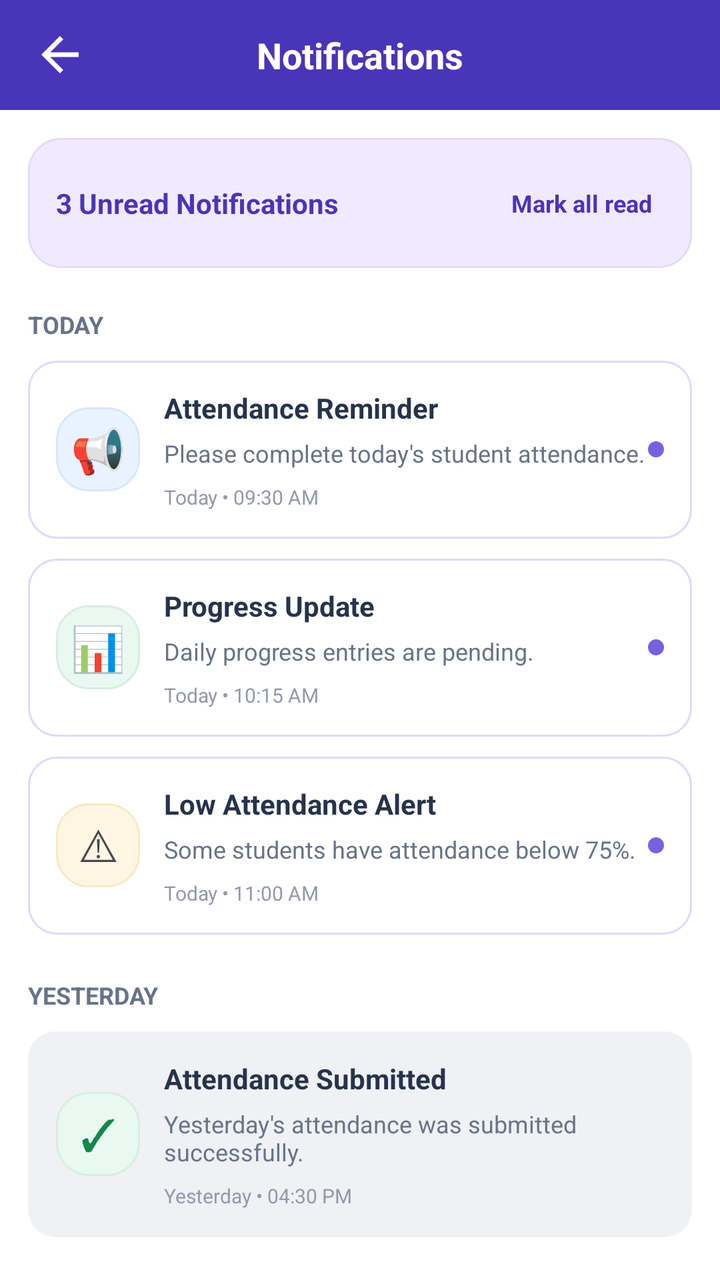
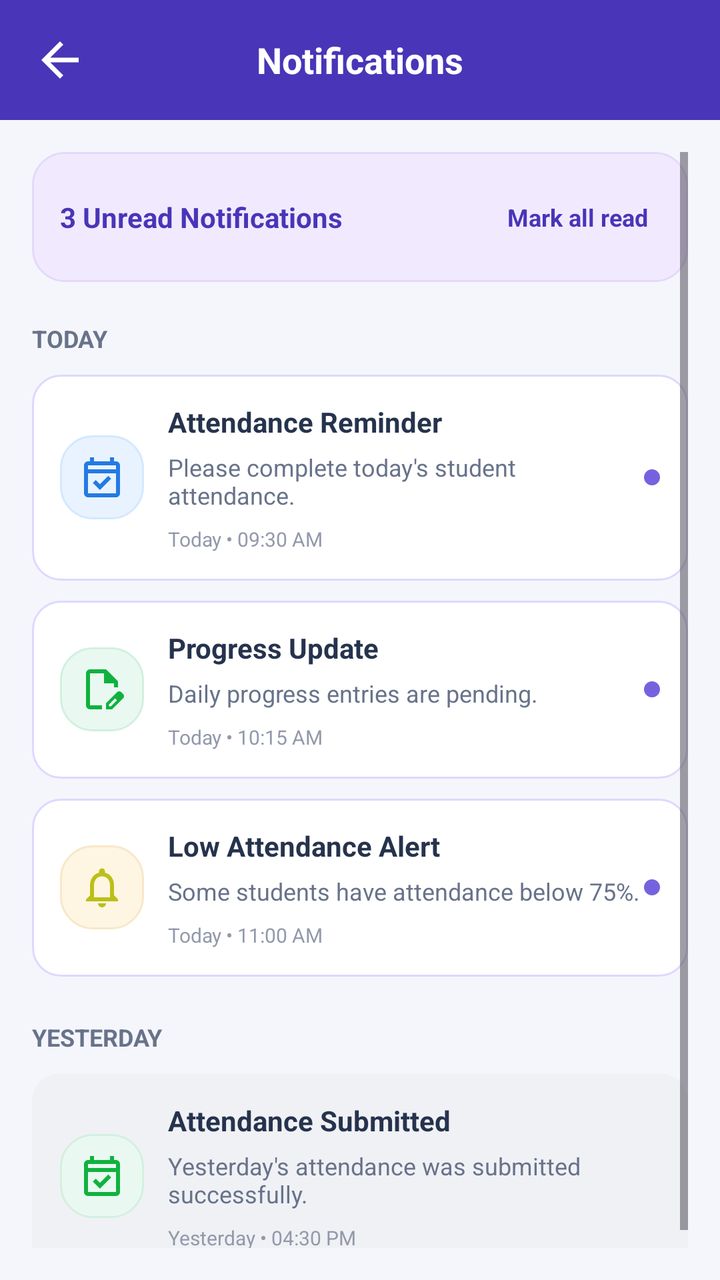

Two renders of the same Android screen: before a commit and after it. Below are the layout's source before the change and the commit's diff.
<!-- AndroidManifest.xml: application theme Theme.TrackPoint -->
<!-- res/layout/activity_notifications.xml -->
<?xml version="1.0" encoding="utf-8"?>
<androidx.constraintlayout.widget.ConstraintLayout
    xmlns:android="http://schemas.android.com/apk/res/android"
    xmlns:app="http://schemas.android.com/apk/res-auto"
    android:layout_width="match_parent"
    android:layout_height="match_parent"
    android:background="#4935B8"
    android:fitsSystemWindows="true">

    
    <LinearLayout
        android:id="@+id/header"
        android:layout_width="match_parent"
        android:layout_height="55dp"
        android:orientation="horizontal"
        android:gravity="center_vertical"
        android:paddingStart="16dp"
        android:paddingEnd="16dp"
        android:background="#4935B8"
        app:layout_constraintTop_toTopOf="parent">

        <ImageView
            android:id="@+id/btnBack"
            android:layout_width="28dp"
            android:layout_height="28dp"
            android:src="@drawable/back_symbol"
            app:tint="#FFFFFF"
            android:contentDescription="Back"/>

        <TextView
            android:layout_width="0dp"
            android:layout_height="wrap_content"
            android:layout_weight="1"
            android:text="Notifications"
            android:textColor="#FFFFFF"
            android:textSize="18sp"
            android:textStyle="bold"
            android:gravity="center"/>

        <View
            android:layout_width="28dp"
            android:layout_height="28dp"/>

    </LinearLayout>

    
    <ScrollView
        android:layout_width="match_parent"
        android:layout_height="0dp"
        android:fillViewport="true"
        android:padding="14dp"
        android:background="#FFFFFF"
        app:layout_constraintTop_toBottomOf="@id/header"
        app:layout_constraintBottom_toBottomOf="parent">

        <LinearLayout
            android:layout_width="match_parent"
            android:layout_height="wrap_content"
            android:orientation="vertical">

            
            <LinearLayout
                android:layout_width="match_parent"
                android:layout_height="65dp"
                android:orientation="horizontal"
                android:gravity="center_vertical"
                android:padding="14dp"
                android:background="@drawable/card_purple">

                <TextView
                    android:id="@+id/tvUnreadCount"
                    android:layout_width="0dp"
                    android:layout_height="wrap_content"
                    android:layout_weight="1"
                    android:text="3 Unread Notifications"
                    android:textColor="#4935B8"
                    android:textSize="14sp"
                    android:textStyle="bold"/>

                <TextView
                    android:id="@+id/btnMarkAllRead"
                    android:layout_width="wrap_content"
                    android:layout_height="wrap_content"
                    android:text="Mark all read"
                    android:textColor="#4935B8"
                    android:textSize="12sp"
                    android:textStyle="bold"
                    android:padding="6dp"/>

            </LinearLayout>

            
            <TextView
                android:layout_width="match_parent"
                android:layout_height="wrap_content"
                android:layout_marginTop="20dp"
                android:layout_marginBottom="10dp"
                android:text="TODAY"
                android:textColor="#68738A"
                android:textStyle="bold"
                android:textSize="12sp"/>

            
            <LinearLayout
                android:id="@+id/notification1"
                android:layout_width="match_parent"
                android:layout_height="wrap_content"
                android:orientation="horizontal"
                android:gravity="center_vertical"
                android:padding="14dp"
                android:layout_marginBottom="10dp"
                android:background="@drawable/notification_unread">

                <TextView
                    android:layout_width="42dp"
                    android:layout_height="42dp"
                    android:gravity="center"
                    android:text="📢"
                    android:textSize="22sp"
                    android:background="@drawable/card_blue"/>

                <LinearLayout
                    android:layout_width="0dp"
                    android:layout_height="wrap_content"
                    android:layout_weight="1"
                    android:orientation="vertical"
                    android:layout_marginStart="12dp">

                    <TextView
                        android:layout_width="wrap_content"
                        android:layout_height="wrap_content"
                        android:text="Attendance Reminder"
                        android:textColor="#26334D"
                        android:textStyle="bold"
                        android:textSize="14sp"/>

                    <TextView
                        android:layout_width="match_parent"
                        android:layout_height="wrap_content"
                        android:layout_marginTop="5dp"
                        android:text="Please complete today's student attendance."
                        android:textColor="#68738A"
                        android:textSize="12sp"/>

                    <TextView
                        android:layout_width="wrap_content"
                        android:layout_height="wrap_content"
                        android:layout_marginTop="7dp"
                        android:text="Today • 09:30 AM"
                        android:textColor="#9299AA"
                        android:textSize="10sp"/>

                </LinearLayout>

                <View
                    android:layout_width="8dp"
                    android:layout_height="8dp"
                    android:background="@drawable/timeline_dot"/>

            </LinearLayout>

            
            <LinearLayout
                android:id="@+id/notification2"
                android:layout_width="match_parent"
                android:layout_height="wrap_content"
                android:orientation="horizontal"
                android:gravity="center_vertical"
                android:padding="14dp"
                android:layout_marginBottom="10dp"
                android:background="@drawable/notification_unread">

                <TextView
                    android:layout_width="42dp"
                    android:layout_height="42dp"
                    android:gravity="center"
                    android:text="📊"
                    android:textSize="22sp"
                    android:background="@drawable/card_green"/>

                <LinearLayout
                    android:layout_width="0dp"
                    android:layout_height="wrap_content"
                    android:layout_weight="1"
                    android:orientation="vertical"
                    android:layout_marginStart="12dp">

                    <TextView
                        android:layout_width="wrap_content"
                        android:layout_height="wrap_content"
                        android:text="Progress Update"
                        android:textColor="#26334D"
                        android:textStyle="bold"
                        android:textSize="14sp"/>

                    <TextView
                        android:layout_width="match_parent"
                        android:layout_height="wrap_content"
                        android:layout_marginTop="5dp"
                        android:text="Daily progress entries are pending."
                        android:textColor="#68738A"
                        android:textSize="12sp"/>

                    <TextView
                        android:layout_width="wrap_content"
                        android:layout_height="wrap_content"
                        android:layout_marginTop="7dp"
                        android:text="Today • 10:15 AM"
                        android:textColor="#9299AA"
                        android:textSize="10sp"/>

                </LinearLayout>

                <View
                    android:layout_width="8dp"
                    android:layout_height="8dp"
                    android:background="@drawable/timeline_dot"/>

            </LinearLayout>

            
            <LinearLayout
                android:id="@+id/notification3"
                android:layout_width="match_parent"
                android:layout_height="wrap_content"
                android:orientation="horizontal"
                android:gravity="center_vertical"
                android:padding="14dp"
                android:layout_marginBottom="10dp"
                android:background="@drawable/notification_unread">

                <TextView
                    android:layout_width="42dp"
                    android:layout_height="42dp"
                    android:gravity="center"
                    android:text="⚠"
                    android:textSize="22sp"
                    android:background="@drawable/card_yellow"/>

                <LinearLayout
                    android:layout_width="0dp"
                    android:layout_height="wrap_content"
                    android:layout_weight="1"
                    android:orientation="vertical"
                    android:layout_marginStart="12dp">

                    <TextView
                        android:layout_width="wrap_content"
                        android:layout_height="wrap_content"
                        android:text="Low Attendance Alert"
                        android:textColor="#26334D"
                        android:textStyle="bold"
                        android:textSize="14sp"/>

                    <TextView
                        android:layout_width="match_parent"
                        android:layout_height="wrap_content"
                        android:layout_marginTop="5dp"
                        android:text="Some students have attendance below 75%."
                        android:textColor="#68738A"
                        android:textSize="12sp"/>

                    <TextView
                        android:layout_width="wrap_content"
                        android:layout_height="wrap_content"
                        android:layout_marginTop="7dp"
                        android:text="Today • 11:00 AM"
                        android:textColor="#9299AA"
                        android:textSize="10sp"/>

                </LinearLayout>

                <View
                    android:layout_width="8dp"
                    android:layout_height="8dp"
                    android:background="@drawable/timeline_dot"/>

            </LinearLayout>

            
            <TextView
                android:layout_width="match_parent"
                android:layout_height="wrap_content"
                android:layout_marginTop="12dp"
                android:layout_marginBottom="10dp"
                android:text="YESTERDAY"
                android:textColor="#68738A"
                android:textStyle="bold"
                android:textSize="12sp"/>

            
            <LinearLayout
                android:id="@+id/notification4"
                android:layout_width="match_parent"
                android:layout_height="wrap_content"
                android:orientation="horizontal"
                android:gravity="center_vertical"
                android:padding="14dp"
                android:layout_marginBottom="10dp"
                android:background="@drawable/notification_read">

                <TextView
                    android:layout_width="42dp"
                    android:layout_height="42dp"
                    android:gravity="center"
                    android:text="✓"
                    android:textSize="22sp"
                    android:textColor="#16864B"
                    android:background="@drawable/card_green"/>

                <LinearLayout
                    android:layout_width="0dp"
                    android:layout_height="wrap_content"
                    android:layout_weight="1"
                    android:orientation="vertical"
                    android:layout_marginStart="12dp">

                    <TextView
                        android:layout_width="wrap_content"
                        android:layout_height="wrap_content"
                        android:text="Attendance Submitted"
                        android:textColor="#26334D"
                        android:textStyle="bold"
                        android:textSize="14sp"/>

                    <TextView
                        android:layout_width="match_parent"
                        android:layout_height="wrap_content"
                        android:layout_marginTop="5dp"
                        android:text="Yesterday's attendance was submitted successfully."
                        android:textColor="#68738A"
                        android:textSize="12sp"/>

                    <TextView
                        android:layout_width="wrap_content"
                        android:layout_height="wrap_content"
                        android:layout_marginTop="7dp"
                        android:text="Yesterday • 04:30 PM"
                        android:textColor="#9299AA"
                        android:textSize="10sp"/>

                </LinearLayout>

            </LinearLayout>

        </LinearLayout>

    </ScrollView>

</androidx.constraintlayout.widget.ConstraintLayout>
<!-- resources referenced by this layout -->
<resources>
  <!-- drawable card_blue (drawable) -->
  <shape xmlns:android="http://schemas.android.com/apk/res/android">
      <solid android:color="#E8F3FF"/>
      <stroke android:width="1dp" android:color="#D4E8FF"/>
      <corners android:radius="16dp"/>
  </shape>
  <!-- drawable card_green (drawable) -->
  <shape xmlns:android="http://schemas.android.com/apk/res/android">
      <solid android:color="#E9F9F1"/>
      <stroke android:width="1dp" android:color="#D3F0DF"/>
      <corners android:radius="16dp"/>
  </shape>
  <!-- drawable card_yellow (drawable) -->
  <shape xmlns:android="http://schemas.android.com/apk/res/android">
      <solid android:color="#FFF5E3"/>
      <stroke android:width="1dp" android:color="#F8E8C8"/>
      <corners android:radius="16dp"/>
  </shape>
  <!-- drawable notification_read (drawable) -->
  <shape xmlns:android="http://schemas.android.com/apk/res/android">
      <solid android:color="#F0F1F5"/>
      <corners android:radius="14dp"/>
  </shape>
  <!-- drawable timeline_dot (drawable) -->
  <shape xmlns:android="http://schemas.android.com/apk/res/android"
      android:shape="oval">
  
      <solid android:color="#7562DF"/>
  
  </shape>
  <style name="Theme.TrackPoint" parent="Base.Theme.TrackPoint" />
  <style name="Base.Theme.TrackPoint" parent="Theme.Material3.DayNight.NoActionBar">
          
          
      </style>
  <!-- unchanged entries left out for length: 3 -->
</resources>

<!-- the commit's change to res/layout/activity_notifications.xml (unified diff, before → after) -->
@@ -11,7 +11,7 @@
     <LinearLayout
         android:id="@+id/header"
         android:layout_width="match_parent"
-        android:layout_height="55dp"
+        android:layout_height="60dp"
         android:orientation="horizontal"
         android:gravity="center_vertical"
         android:paddingStart="16dp"
@@ -48,8 +48,8 @@
         android:layout_width="match_parent"
         android:layout_height="0dp"
         android:fillViewport="true"
-        android:padding="14dp"
-        android:background="#FFFFFF"
+        android:padding="16dp"
+        android:background="#F5F6FC"
         app:layout_constraintTop_toBottomOf="@id/header"
         app:layout_constraintBottom_toBottomOf="parent">
 
@@ -111,13 +111,15 @@
                 android:layout_marginBottom="10dp"
                 android:background="@drawable/notification_unread">
 
-                <TextView
+                <ImageView
                     android:layout_width="42dp"
                     android:layout_height="42dp"
                     android:gravity="center"
-                    android:text="📢"
-                    android:textSize="22sp"
-                    android:background="@drawable/card_blue"/>
+                    android:padding="9dp"
+                    android:src="@drawable/attendance_symbol"
+                    app:tint="#247AE3"
+                    android:background="@drawable/card_blue"
+                    android:contentDescription="Notification Icon"/>
 
                 <LinearLayout
                     android:layout_width="0dp"
@@ -170,13 +172,15 @@
                 android:layout_marginBottom="10dp"
                 android:background="@drawable/notification_unread">
 
-                <TextView
+                <ImageView
                     android:layout_width="42dp"
                     android:layout_height="42dp"
                     android:gravity="center"
-                    android:text="📊"
-                    android:textSize="22sp"
-                    android:background="@drawable/card_green"/>
+                    android:padding="9dp"
+                    android:src="@drawable/daily_progress_symbol"
+                    app:tint="#10B23E"
+                    android:background="@drawable/card_green"
+                    android:contentDescription="Notification Icon"/>
 
                 <LinearLayout
                     android:layout_width="0dp"
@@ -229,13 +233,15 @@
                 android:layout_marginBottom="10dp"
                 android:background="@drawable/notification_unread">
 
-                <TextView
+                <ImageView
                     android:layout_width="42dp"
                     android:layout_height="42dp"
                     android:gravity="center"
-                    android:text="⚠"
-                    android:textSize="22sp"
-                    android:background="@drawable/card_yellow"/>
+                    android:padding="9dp"
+                    android:src="@drawable/notification_symbol"
+                    app:tint="#BCBF17"
+                    android:background="@drawable/card_yellow"
+                    android:contentDescription="Notification Icon"/>
 
                 <LinearLayout
                     android:layout_width="0dp"
@@ -299,14 +305,15 @@
                 android:layout_marginBottom="10dp"
                 android:background="@drawable/notification_read">
 
-                <TextView
+                <ImageView
                     android:layout_width="42dp"
                     android:layout_height="42dp"
                     android:gravity="center"
-                    android:text="✓"
-                    android:textSize="22sp"
-                    android:textColor="#16864B"
-                    android:background="@drawable/card_green"/>
+                    android:padding="9dp"
+                    android:src="@drawable/attendance_symbol"
+                    app:tint="#10B23E"
+                    android:background="@drawable/card_green"
+                    android:contentDescription="Notification Icon"/>
 
                 <LinearLayout
                     android:layout_width="0dp"
<!-- resource entries referenced after the edit -->
@@ -1,5 +1,11 @@
 <!-- resources referenced by this layout -->
 <resources>
+  <!-- drawable attendance_symbol (drawable) -->
+  <vector xmlns:android="http://schemas.android.com/apk/res/android" android:height="24dp" android:tint="#000000" android:viewportHeight="960" android:viewportWidth="960" android:width="24dp">
+        
+      <path android:fillColor="@android:color/white" android:pathData="M438,734L296,592L354,534L438,618L606,450L664,508L438,734ZM200,880Q167,880 143.5,856.5Q120,833 120,800L120,240Q120,207 143.5,183.5Q167,160 200,160L240,160L240,80L320,80L320,160L640,160L640,80L720,80L720,160L760,160Q793,160 816.5,183.5Q840,207 840,240L840,800Q840,833 816.5,856.5Q793,880 760,880L200,880ZM200,800L760,800Q760,800 760,800Q760,800 760,800L760,400L200,400L200,800Q200,800 200,800Q200,800 200,800ZM200,320L760,320L760,240Q760,240 760,240Q760,240 760,240L200,240Q200,240 200,240Q200,240 200,240L200,320ZM200,320L200,240Q200,240 200,240Q200,240 200,240L200,240Q200,240 200,240Q200,240 200,240L200,320Z"/>
+      
+  </vector>
   <!-- drawable card_blue (drawable) -->
   <shape xmlns:android="http://schemas.android.com/apk/res/android">
       <solid android:color="#E8F3FF"/>
@@ -18,11 +24,23 @@
       <stroke android:width="1dp" android:color="#F8E8C8"/>
       <corners android:radius="16dp"/>
   </shape>
+  <!-- drawable daily_progress_symbol (drawable) -->
+  <vector xmlns:android="http://schemas.android.com/apk/res/android" android:height="24dp" android:tint="#000000" android:viewportHeight="960" android:viewportWidth="960" android:width="24dp">
+        
+      <path android:fillColor="@android:color/white" android:pathData="M560,880L560,757L781,537Q790,528 801,524Q812,520 823,520Q835,520 846,524.5Q857,529 866,538L903,575Q911,584 915.5,595Q920,606 920,617Q920,628 916,639.5Q912,651 903,660L683,880L560,880ZM860,617L860,617L823,580L823,580L860,617ZM620,820L658,820L779,698L761,679L742,661L620,782L620,820ZM240,880Q207,880 183.5,856.5Q160,833 160,800L160,160Q160,127 183.5,103.5Q207,80 240,80L560,80L800,320L800,440L720,440L720,360L520,360L520,160L240,160Q240,160 240,160Q240,160 240,160L240,800Q240,800 240,800Q240,800 240,800L480,800L480,880L240,880ZM520,480L520,480L520,480Q520,480 520,480Q520,480 520,480L520,480L520,480L520,480L520,480L520,480Q520,480 520,480Q520,480 520,480L520,480Q520,480 520,480Q520,480 520,480ZM761,679L742,661L742,661L779,698L779,698L761,679Z"/>
+      
+  </vector>
   <!-- drawable notification_read (drawable) -->
   <shape xmlns:android="http://schemas.android.com/apk/res/android">
       <solid android:color="#F0F1F5"/>
       <corners android:radius="14dp"/>
   </shape>
+  <!-- drawable notification_symbol (drawable) -->
+  <vector xmlns:android="http://schemas.android.com/apk/res/android" android:height="24dp" android:tint="#000000" android:viewportHeight="24" android:viewportWidth="24" android:width="24dp">
+        
+      <path android:fillColor="@android:color/white" android:pathData="M12,22c1.1,0 2,-0.9 2,-2h-4c0,1.1 0.9,2 2,2zM18,16v-5c0,-3.07 -1.63,-5.64 -4.5,-6.32L13.5,4c0,-0.83 -0.67,-1.5 -1.5,-1.5s-1.5,0.67 -1.5,1.5v0.68C7.64,5.36 6,7.92 6,11v5l-2,2v1h16v-1l-2,-2zM16,17L8,17v-6c0,-2.48 1.51,-4.5 4,-4.5s4,2.02 4,4.5v6z"/>
+      
+  </vector>
   <!-- drawable timeline_dot (drawable) -->
   <shape xmlns:android="http://schemas.android.com/apk/res/android"
       android:shape="oval">
